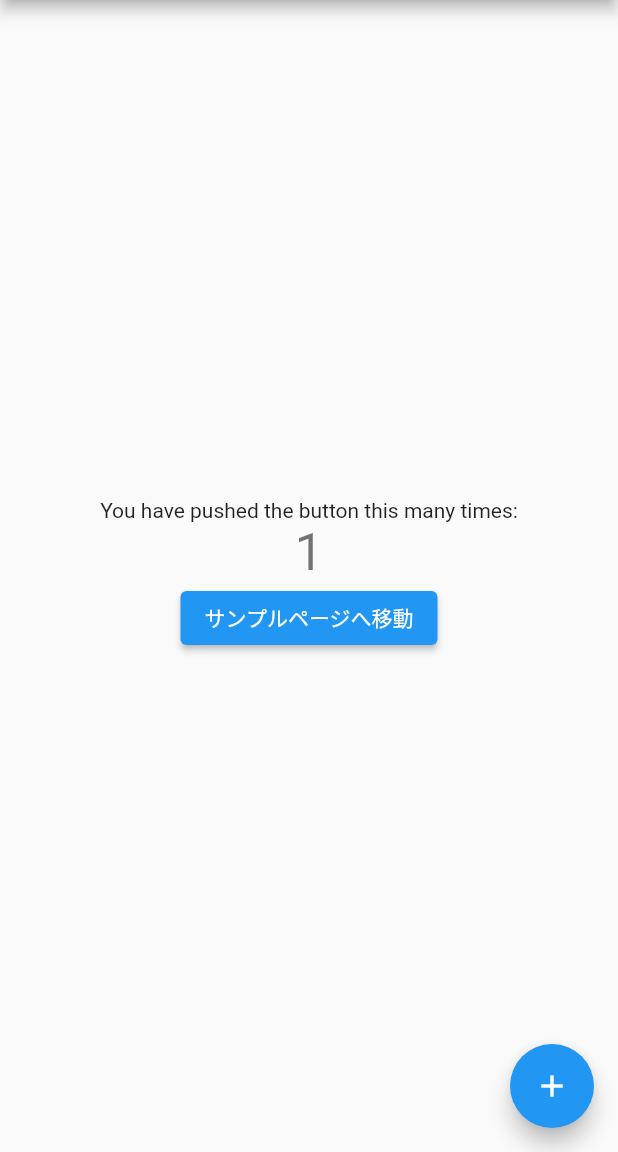
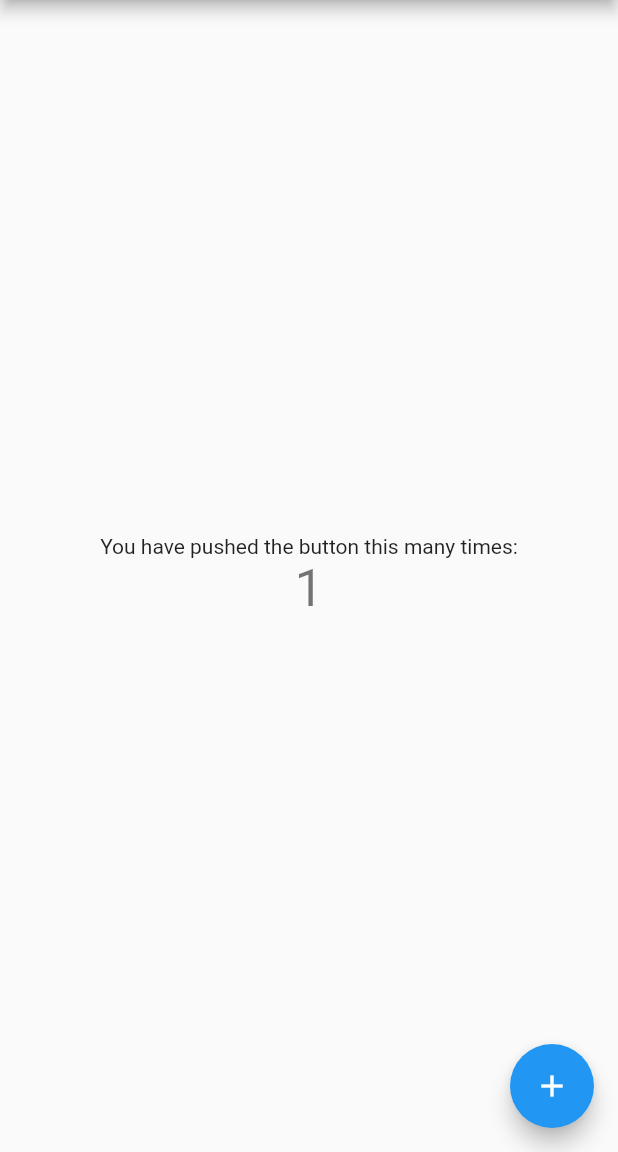
Before and after one commit to MatsumaruTsuyoshi/spajam2022, a Flutter app: the screen it shows after launch, after a tap on the "add" icon, on a phone screen of 412 x 824 dp, the part 84-1236 px from its top. Run offline on Flutter 3.47's test engine with Material 2 defaults, Android fonts, the phone set to English and light mode, and no system bars; our stand-ins replace firebase_core; accounts and stored records are empty.

Commit message:
Revert "状態管理のパッケージ導入"

```diff
--- a/lib/main.dart
+++ b/lib/main.dart
@@ -1,12 +1,10 @@
 import 'package:firebase_core/firebase_core.dart';
 import 'package:flutter/material.dart';
-import 'package:hooks_riverpod/hooks_riverpod.dart';
-import 'package:spajam2022/ui/pages/sample_page.dart';
 
 void main() async {
   WidgetsFlutterBinding.ensureInitialized();
   await Firebase.initializeApp();
-  runApp(const ProviderScope(child: MyApp()));
+  runApp(const MyApp());
 }
 
 class MyApp extends StatelessWidget {
@@ -59,10 +57,6 @@ class _MyHomePageState extends State<MyHomePage> {
               '$_counter',
               style: Theme.of(context).textTheme.headline4,
             ),
-            ElevatedButton(
-                onPressed: () => Navigator.of(context).push(MaterialPageRoute(
-                    builder: (context) => const SamplePage())),
-                child: const Text('サンプルページへ移動')),
           ],
         ),
       ),
--- a/pubspec.yaml
+++ b/pubspec.yaml
@@ -13,18 +13,12 @@ dependencies:
     sdk: flutter
   cupertino_icons: ^1.0.2
   firebase_core: ^1.22.0
-  hooks_riverpod: ^1.0.4
-  flutter_hooks: ^0.18.5+1
-  freezed: ^2.1.0+1
-  freezed_annotation: ^2.1.0
-  json_serializable: ^6.3.2
 
 dev_dependencies:
   flutter_test:
     sdk: flutter
 
   flutter_lints: ^2.0.0
-  build_runner: ^2.2.1
 
 flutter:
 
```
Also changed, not shown: lib/ui/pages/sample_page.dart (deleted, +0 -26 lines), lib/ui/pages/sample_page_view_model.dart (deleted, +0 -32 lines), lib/ui/pages/sample_page_view_model.freezed.dart (deleted), pubspec.lock.
